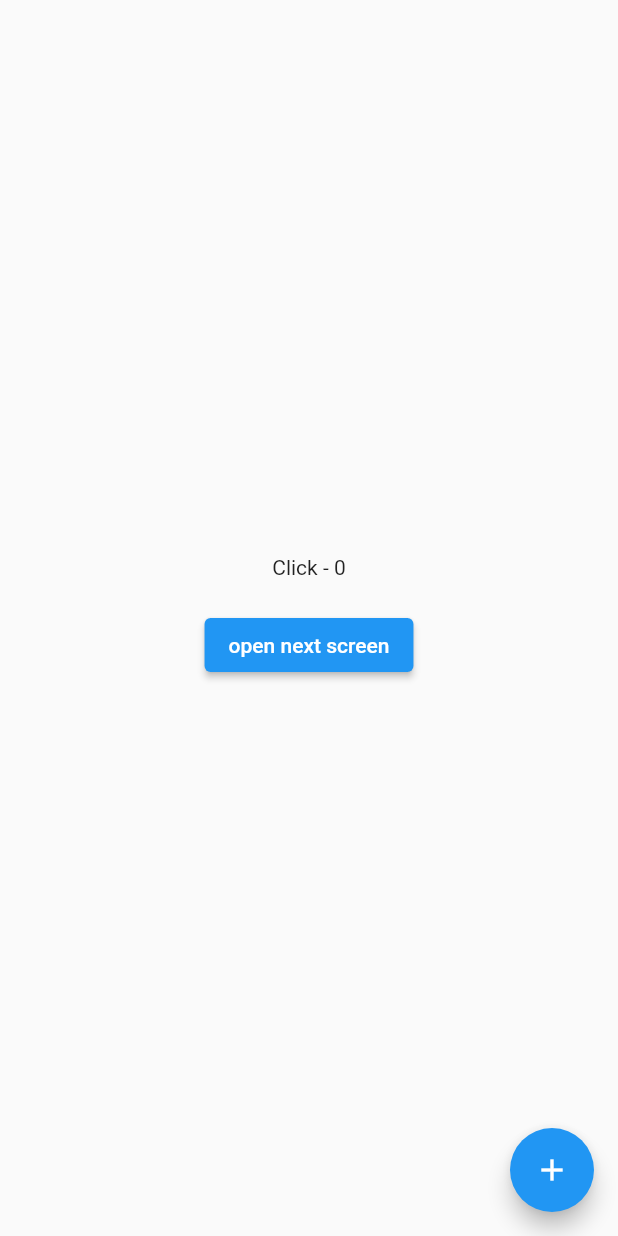
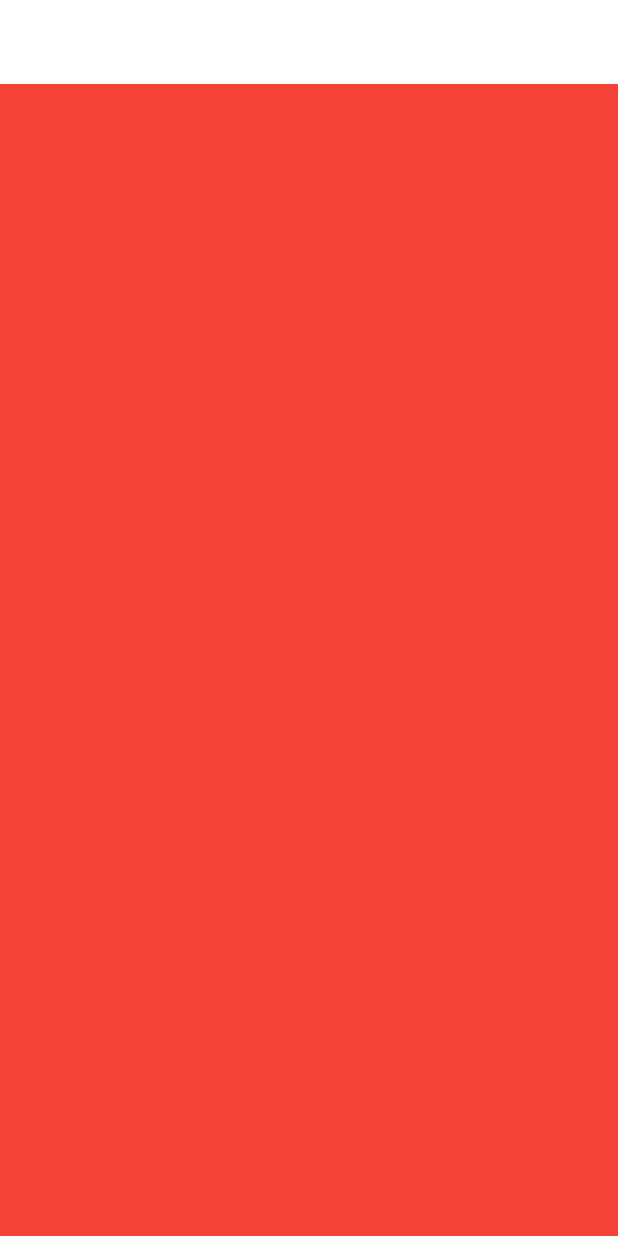
Before and after one commit to firaun2020/flutter-dashboard, a Flutter app: the screen it shows after launch, on a phone screen of 412 x 824 dp. Run offline on Flutter 3.47's test engine with Material 2 defaults, Android fonts, the light colour scheme and no system bars; our stand-ins replace get, google_fonts.

Commit message:
added responsiveness

```diff
--- a/lib/main.dart
+++ b/lib/main.dart
@@ -1,6 +1,8 @@
 import 'package:flutter/material.dart';
 import 'package:get/get.dart';
-import 'package:web_project/pages/home.dart';
+import 'package:google_fonts/google_fonts.dart';
+
+import 'package:web_project/site_layout.dart';
 
 void main() {
   runApp(const MyApp());
@@ -13,20 +15,17 @@ class MyApp extends StatelessWidget {
   @override
   Widget build(BuildContext context) {
     return GetMaterialApp(
-      title: 'Flutter Demo',
-      theme: ThemeData(
-        // This is the theme of your application.
-        //
-        // Try running your application with "flutter run". You'll see the
-        // application has a blue toolbar. Then, without quitting the app, try
-        // changing the primarySwatch below to Colors.green and then invoke
-        // "hot reload" (press "r" in the console where you ran "flutter run",
-        // or simply save your changes to "hot reload" in a Flutter IDE).
-        // Notice that the counter didn't reset back to zero; the application
-        // is not restarted.
-        primarySwatch: Colors.blue,
-      ),
-      home: HomeScreen(),
-    );
+        debugShowCheckedModeBanner: false,
+        title: 'Responsive Dashboard',
+        theme: ThemeData(
+            scaffoldBackgroundColor: Colors.white,
+            textTheme: GoogleFonts.mulishTextTheme(Theme.of(context).textTheme)
+                .apply(bodyColor: Colors.black),
+            pageTransitionsTheme: const PageTransitionsTheme(builders: {
+              TargetPlatform.iOS: FadeUpwardsPageTransitionsBuilder(),
+              TargetPlatform.android: FadeUpwardsPageTransitionsBuilder()
+            }),
+            primaryColor: Colors.blue),
+        home: SiteLayout());
   }
 }
--- /dev/null
+++ b/lib/site_layout.dart
@@ -0,0 +1,23 @@
+import 'package:flutter/material.dart';
+import 'package:web_project/widgets/large_screen.dart';
+import 'package:web_project/widgets/medium.dart';
+import 'package:web_project/widgets/responsive.dart';
+import 'package:web_project/widgets/small_screen.dart';
+
+class SiteLayout extends StatelessWidget {
+  const SiteLayout({Key? key}) : super(key: key);
+
+  @override
+  Widget build(BuildContext context) {
+    return Scaffold(
+        appBar: AppBar(
+          elevation: 0,
+          backgroundColor: Colors.white,
+        ),
+        body: const ResponsiveDesign(
+          largeScreen: LargeScreen(),
+          smallScreen: SmallScreen(),
+          mediumScreen: MediumScreen(),
+        ));
+  }
+}
--- /dev/null
+++ b/lib/widgets/responsive.dart
@@ -0,0 +1,46 @@
+import 'package:flutter/material.dart';
+
+const int largeScreenSize = 1366;
+const int mediumScreenSize = 768;
+const int smallScreenSize = 360;
+// const int customScreenSize = 1100;
+
+class ResponsiveDesign extends StatelessWidget {
+  final Widget largeScreen;
+  final Widget mediumScreen;
+  final Widget smallScreen;
+
+  const ResponsiveDesign({
+    Key? key,
+    required this.largeScreen,
+    required this.mediumScreen,
+    required this.smallScreen,
+  }) : super(key: key);
+
+  static bool isSmall(BuildContext context) =>
+      MediaQuery.of(context).size.width < smallScreenSize;
+
+  static bool isMed(BuildContext context) =>
+      MediaQuery.of(context).size.width >= mediumScreenSize &&
+      MediaQuery.of(context).size.width < largeScreenSize;
+
+  static bool isLarge(BuildContext context) =>
+      MediaQuery.of(context).size.width >= largeScreenSize;
+
+  static bool isCustom(BuildContext context) =>
+      MediaQuery.of(context).size.width >= mediumScreenSize;
+
+  @override
+  Widget build(BuildContext context) {
+    return LayoutBuilder(builder: (context, constraints) {
+      double _maxWidth = constraints.maxWidth;
+      if (_maxWidth >= largeScreenSize) {
+        return largeScreen;
+      } else if (_maxWidth < largeScreenSize && _maxWidth >= mediumScreenSize) {
+        return mediumScreen;
+      } else {
+        return smallScreen;
+      }
+    });
+  }
+}
--- /dev/null
+++ b/lib/widgets/small_screen.dart
@@ -0,0 +1,10 @@
+import 'package:flutter/material.dart';
+
+class SmallScreen extends StatelessWidget {
+  const SmallScreen({Key? key}) : super(key: key);
+
+  @override
+  Widget build(BuildContext context) {
+    return Container(constraints: BoxConstraints.expand(), color: Colors.red);
+  }
+}
--- a/pubspec.yaml
+++ b/pubspec.yaml
@@ -34,10 +34,14 @@ dependencies:
 
 
 
+
   # The following adds the Cupertino Icons font to your application.
   # Use with the CupertinoIcons class for iOS style icons.
   cupertino_icons: ^1.0.2
   get: ^4.6.5
+  google_fonts: ^3.0.1
+  charts_flutter:
+  data_table_2:
 
 dev_dependencies:
   flutter_test:
```
Also changed, not shown: lib/widgets/large_screen.dart (added, +23 -0 lines), lib/widgets/medium.dart (added, +23 -0 lines), pubspec.lock, 2 other files.
